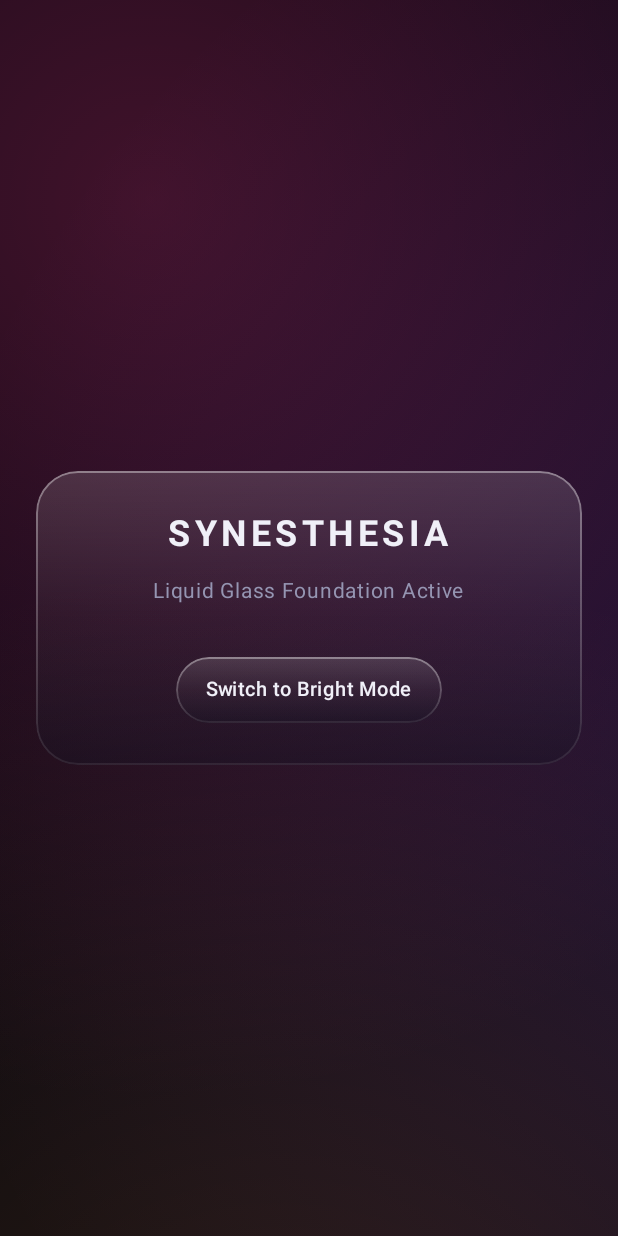
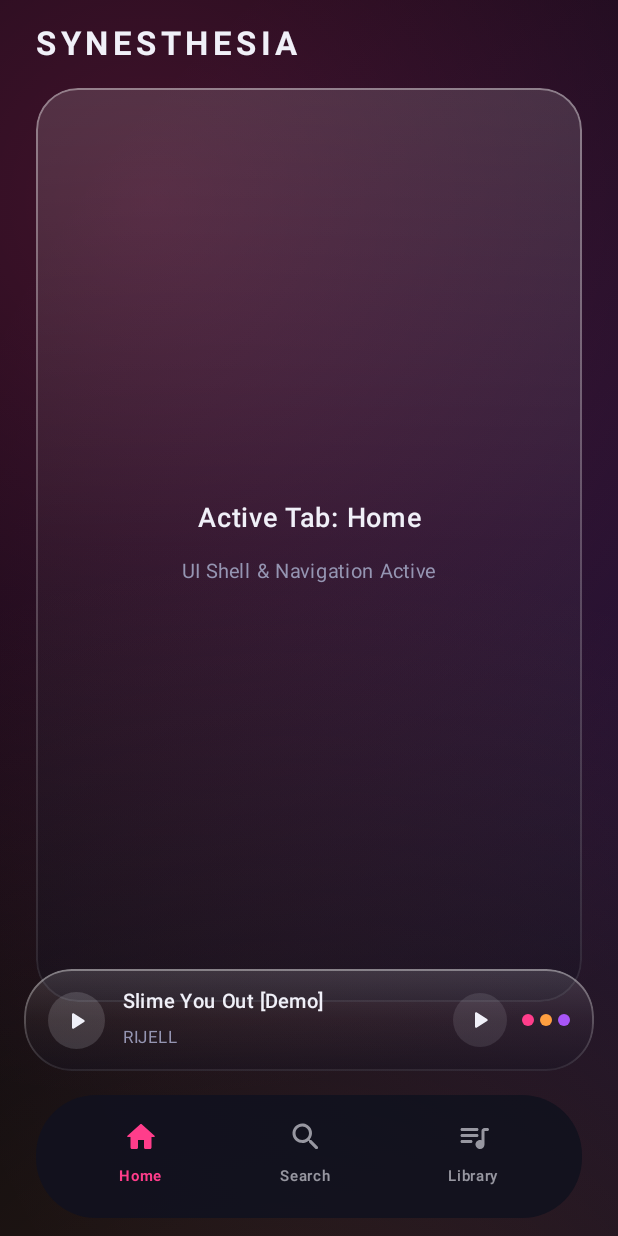
Before and after one commit to hmzzwrld/synesthesia-android, an Android app built with Jetpack Compose: the screen it shows after launch (MainActivity), on a phone screen of 412 x 824 dp. Run offline under Robolectric (Android 15) with nearby library versions, the phone set to English and light mode, and no system bars.

Commit message:
Refactor MainActivity layout and add navigation components

```diff
--- a/app/src/main/java/com/synesthesia/mobile/MainActivity.kt
+++ b/app/src/main/java/com/synesthesia/mobile/MainActivity.kt
@@ -4,7 +4,6 @@ import android.os.Bundle
 import androidx.activity.ComponentActivity
 import androidx.activity.compose.setContent
 import androidx.activity.enableEdgeToEdge
-import androidx.compose.foundation.clickable
 import androidx.compose.foundation.layout.*
 import androidx.compose.foundation.shape.RoundedCornerShape
 import androidx.compose.material3.MaterialTheme
@@ -16,6 +15,9 @@ import androidx.compose.ui.graphics.Color
 import androidx.compose.ui.text.font.FontWeight
 import androidx.compose.ui.unit.dp
 import androidx.compose.ui.unit.sp
+import com.synesthesia.mobile.ui.components.DynamicIslandMiniPlayer
+import com.synesthesia.mobile.ui.components.Screen
+import com.synesthesia.mobile.ui.components.SynesthesiaBottomNavBar
 import com.synesthesia.mobile.ui.theme.SynesthesiaAtmosphere
 import com.synesthesia.mobile.ui.theme.glassSurface
 
@@ -25,6 +27,13 @@ class MainActivity : ComponentActivity() {
         enableEdgeToEdge()
         setContent {
             var isDarkTheme by remember { mutableStateOf(true) }
+            var currentScreen by remember { mutableStateOf<Screen>(Screen.Home) }
+
+            // Mock playback state for the mini player
+            var isPlaying by remember { mutableStateOf(false) }
+            val currentTitle by remember { mutableStateOf("Slime You Out [Demo]") }
+            val currentArtist by remember { mutableStateOf("RIJELL") }
+
             val textColor = if (isDarkTheme) Color(0xFFF0F0F8) else Color(0xFF141424)
             val mutedColor = if (isDarkTheme) Color(0xFF9595B2) else Color(0xFF5A5A78)
 
@@ -34,49 +43,76 @@ class MainActivity : ComponentActivity() {
                         modifier = Modifier
                             .fillMaxSize()
                             .systemBarsPadding()
-                            .padding(24.dp),
-                        contentAlignment = Alignment.Center
                     ) {
+                        // Main Content Area based on selected tab
                         Column(
                             modifier = Modifier
-                                .fillMaxWidth()
-                                .glassSurface(
-                                    shape = RoundedCornerShape(28.dp),
-                                    isDarkTheme = isDarkTheme
-                                )
-                                .padding(28.dp),
-                            horizontalAlignment = Alignment.CenterHorizontally,
-                            verticalArrangement = Arrangement.spacedBy(12.dp)
+                                .fillMaxSize()
+                                .padding(horizontal = 24.dp, vertical = 16.dp)
+                                .padding(bottom = 140.dp), // Leave space for floating player & nav
+                            horizontalAlignment = Alignment.Start,
+                            verticalArrangement = Arrangement.spacedBy(16.dp)
                         ) {
                             Text(
                                 text = "SYNESTHESIA",
-                                fontSize = 24.sp,
+                                fontSize = 22.sp,
                                 fontWeight = FontWeight.Bold,
                                 letterSpacing = 3.sp,
                                 color = textColor
                             )
-                            Text(
-                                text = "Liquid Glass Foundation Active",
-                                fontSize = 14.sp,
-                                color = mutedColor
-                            )
-                            Spacer(modifier = Modifier.height(8.dp))
+
+                            // Dynamic screen content container
                             Box(
                                 modifier = Modifier
+                                    .fillMaxWidth()
+                                    .weight(1f)
                                     .glassSurface(
-                                        shape = RoundedCornerShape(50),
+                                        shape = RoundedCornerShape(28.dp),
                                         isDarkTheme = isDarkTheme
                                     )
-                                    .clickable { isDarkTheme = !isDarkTheme }
-                                    .padding(horizontal = 20.dp, vertical = 10.dp)
+                                    .padding(24.dp),
+                                contentAlignment = Alignment.Center
                             ) {
-                                Text(
-                                    text = if (isDarkTheme) "Switch to Bright Mode" else "Switch to Dark Mode",
-                                    fontSize = 13.sp,
-                                    fontWeight = FontWeight.Medium,
-                                    color = textColor
-                                )
+                                Column(
+                                    horizontalAlignment = Alignment.CenterHorizontally,
+                                    verticalArrangement = Arrangement.spacedBy(12.dp)
+                                ) {
+                                    Text(
+                                        text = "Active Tab: ${currentScreen.title}",
+                                        fontSize = 18.sp,
+                                        fontWeight = FontWeight.SemiBold,
+                                        color = textColor
+                                    )
+                                    Text(
+                                        text = "UI Shell & Navigation Active",
+                                        fontSize = 13.sp,
+                                        color = mutedColor
+                                    )
+                                }
                             }
+                        }
+
+                        // Bottom Floating Elements (Dynamic Island Mini-Player + Navigation Bar)
+                        Column(
+                            modifier = Modifier
+                                .align(Alignment.BottomCenter)
+                                .fillMaxWidth()
+                        ) {
+                            DynamicIslandMiniPlayer(
+                                currentTitle = currentTitle,
+                                currentArtist = currentArtist,
+                                isPlaying = isPlaying,
+                                onPlayPauseClick = { isPlaying = !isPlaying },
+                                isDarkTheme = isDarkTheme
+                            )
+
+                            Spacer(modifier = Modifier.height(4.dp))
+
+                            SynesthesiaBottomNavBar(
+                                selectedScreen = currentScreen,
+                                onScreenSelected = { screen -> currentScreen = screen },
+                                isDarkTheme = isDarkTheme
+                            )
                         }
                     }
                 }
```
